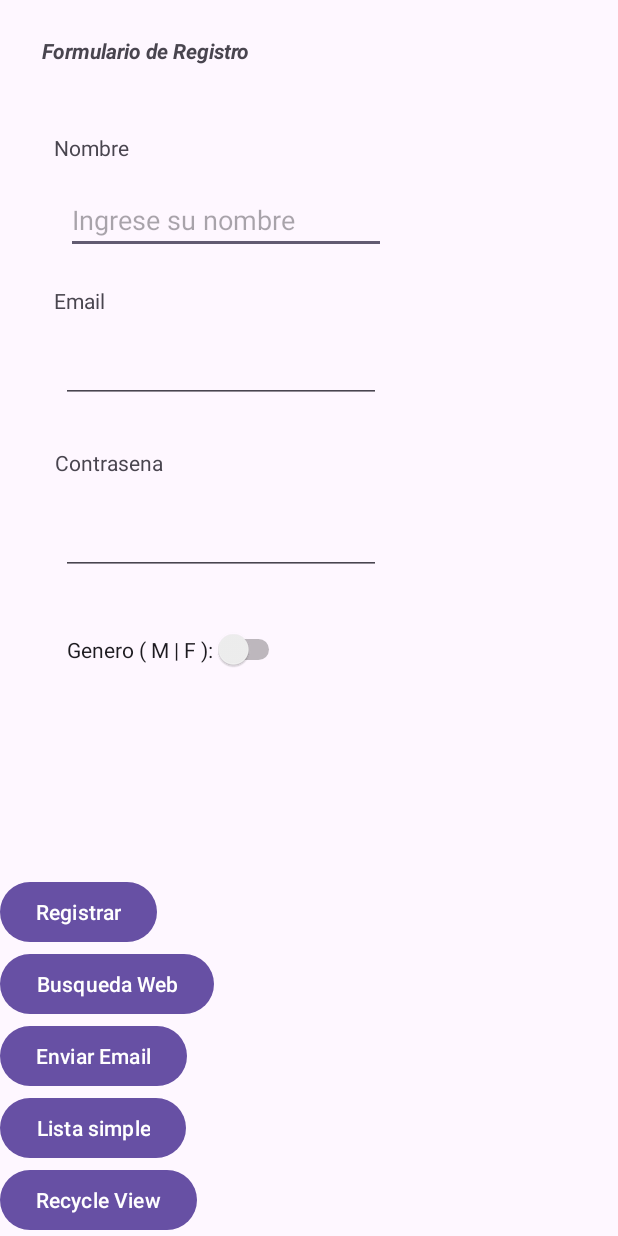
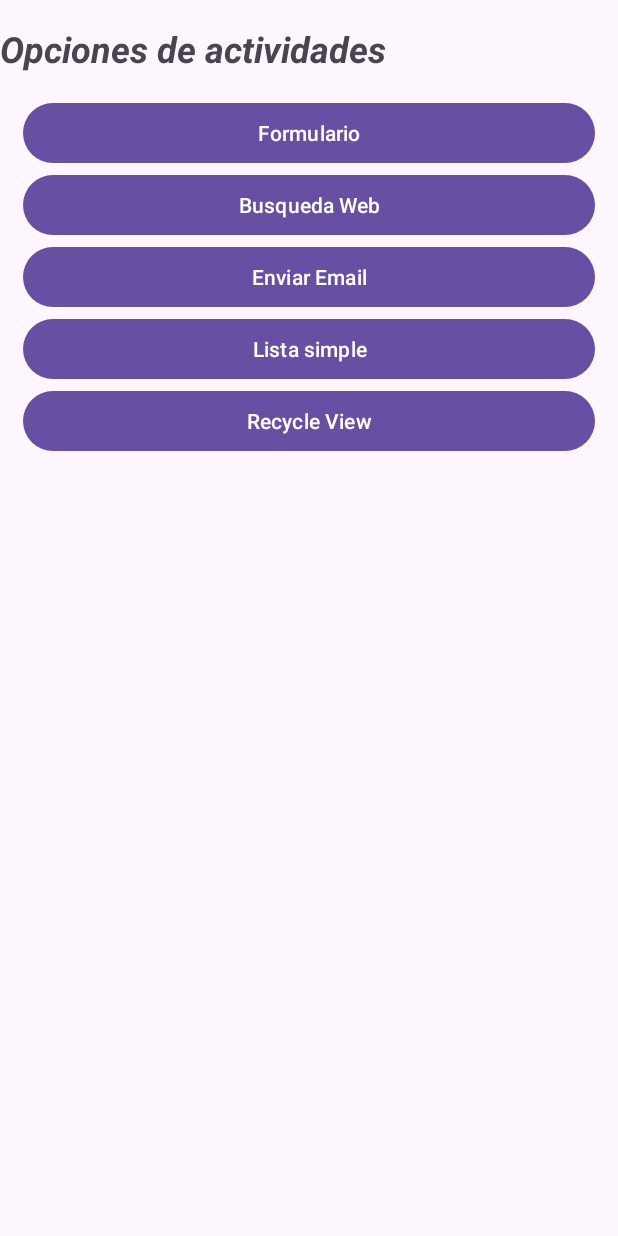
Before and after one commit to alexandervcc/tutoring, an Android app: the screen it shows after launch (MainActivity), on a phone screen of 412 x 824 dp. Run offline under Robolectric (Android 15) with nearby library versions, the phone set to English and light mode, and no system bars.

Commit message:
Actividad formulario

```diff
--- a/app/src/main/AndroidManifest.xml
+++ b/app/src/main/AndroidManifest.xml
@@ -12,6 +12,9 @@
         android:supportsRtl="true"
         android:theme="@style/Theme.ActividadesYCicloDeVida"
         tools:targetApi="31">
+        <activity
+            android:name=".FormularioActivity"
+            android:exported="false" />
         <activity
             android:name=".RecycleViewActivity"
             android:exported="false" />
--- a/app/src/main/res/layout/activity_main.xml
+++ b/app/src/main/res/layout/activity_main.xml
@@ -1,151 +1,66 @@
 <?xml version="1.0" encoding="utf-8"?>
-<androidx.constraintlayout.widget.ConstraintLayout xmlns:android="http://schemas.android.com/apk/res/android"
+<LinearLayout xmlns:android="http://schemas.android.com/apk/res/android"
     xmlns:app="http://schemas.android.com/apk/res-auto"
     xmlns:tools="http://schemas.android.com/tools"
     android:layout_width="match_parent"
     android:layout_height="match_parent"
+    android:orientation="vertical"
     tools:context=".MainActivity">
 
 
     <TextView
-        android:id="@+id/textView"
-        android:layout_width="148dp"
-        android:layout_height="32dp"
-        android:layout_marginTop="24dp"
-        android:text="Formulario de Registro"
+        android:layout_width="match_parent"
+        android:layout_height="wrap_content"
+        android:textSize="24dp"
+        android:text="Opciones de actividades"
         android:textStyle="bold|italic"
+        android:layout_marginVertical="16dp"
         app:layout_constraintDimensionRatio="h,1:1"
         app:layout_constraintEnd_toEndOf="parent"
         app:layout_constraintHorizontal_bias="0.106"
         app:layout_constraintStart_toStartOf="parent"
         app:layout_constraintTop_toTopOf="parent" />
 
-    <TextView
-        android:id="@+id/textView2"
-        android:layout_width="wrap_content"
-        android:layout_height="wrap_content"
-        android:text="Nombre"
-        app:layout_constraintBottom_toBottomOf="parent"
-        app:layout_constraintEnd_toEndOf="parent"
-        app:layout_constraintHorizontal_bias="0.099"
-        app:layout_constraintStart_toStartOf="parent"
-        app:layout_constraintTop_toBottomOf="@+id/textView"
-        app:layout_constraintVertical_bias="0.044" />
-
-    <EditText
-        android:id="@+id/etNombre"
-        android:layout_width="wrap_content"
-        android:layout_height="wrap_content"
-        android:layout_marginStart="44dp"
-        android:layout_marginTop="16dp"
-        android:layout_marginEnd="158dp"
-        android:ems="10"
-        android:hint="Ingrese su nombre"
-        android:inputType="text"
-        app:layout_constraintEnd_toEndOf="parent"
-        app:layout_constraintHorizontal_bias="0.0"
-        app:layout_constraintStart_toStartOf="parent"
-        app:layout_constraintTop_toBottomOf="@+id/textView2" />
-
-    <TextView
-        android:id="@+id/textView3"
-        android:layout_width="wrap_content"
-        android:layout_height="wrap_content"
-        android:layout_marginStart="36dp"
-        android:layout_marginTop="21dp"
-        android:text="Email"
-        app:layout_constraintStart_toStartOf="parent"
-        app:layout_constraintTop_toBottomOf="@+id/etNombre" />
-
-    <EditText
-        android:id="@+id/etEmail"
-        android:layout_width="wrap_content"
-        android:layout_height="wrap_content"
-        android:layout_marginStart="42dp"
-        android:layout_marginTop="13dp"
-        android:layout_marginEnd="160dp"
-        android:ems="10"
-        android:inputType="textEmailAddress"
-        app:layout_constraintEnd_toEndOf="parent"
-        app:layout_constraintStart_toStartOf="parent"
-        app:layout_constraintTop_toBottomOf="@+id/textView3" />
-
-    <TextView
-        android:id="@+id/textView4"
-        android:layout_width="wrap_content"
-        android:layout_height="wrap_content"
-        android:layout_marginStart="36dp"
-        android:layout_marginTop="30dp"
-        android:layout_marginEnd="303dp"
-        android:text="Contrasena"
-        app:layout_constraintEnd_toEndOf="parent"
-        app:layout_constraintStart_toStartOf="parent"
-        app:layout_constraintTop_toBottomOf="@+id/etEmail" />
-
-    <EditText
-        android:id="@+id/etPassword"
-        android:layout_width="wrap_content"
-        android:layout_height="wrap_content"
-        android:layout_marginStart="42dp"
-        android:layout_marginTop="20dp"
-        android:layout_marginEnd="159dp"
-        android:ems="10"
-        android:inputType="textPassword"
-        app:layout_constraintEnd_toEndOf="parent"
-        app:layout_constraintStart_toStartOf="parent"
-        app:layout_constraintTop_toBottomOf="@+id/textView4" />
-
-    <Switch
-        android:id="@+id/swGenero"
-        android:layout_width="wrap_content"
-        android:layout_height="wrap_content"
-        android:layout_marginStart="44dp"
-        android:layout_marginTop="36dp"
-        android:layout_marginEnd="222dp"
-        android:text="Genero ( M | F ):"
-        app:layout_constraintEnd_toEndOf="parent"
-        app:layout_constraintStart_toStartOf="parent"
-        app:layout_constraintTop_toBottomOf="@+id/etPassword" />
-
 
     <LinearLayout
         android:layout_width="match_parent"
         android:layout_height="wrap_content"
+        android:paddingHorizontal="15dp"
         app:layout_constraintBottom_toBottomOf="parent"
         app:layout_constraintEnd_toEndOf="parent"
         android:orientation="vertical"
         app:layout_constraintStart_toStartOf="parent">
 
         <Button
-            android:id="@+id/btnRegistrar"
-            android:layout_width="wrap_content"
+            android:id="@+id/btnFormularioActivity"
+            android:layout_width="match_parent"
             android:layout_height="wrap_content"
-            android:text="Registrar" />
+            android:text="Formulario" />
 
         <Button
             android:id="@+id/btnWebSearch"
-            android:layout_width="wrap_content"
+            android:layout_width="match_parent"
             android:layout_height="wrap_content"
             android:text="Busqueda Web" />
 
         <Button
             android:id="@+id/btnEnviarEmail"
-            android:layout_width="wrap_content"
+            android:layout_width="match_parent"
             android:layout_height="wrap_content"
             android:text="Enviar Email"/>
 
         <Button
             android:id="@+id/btnListaSimple"
-            android:layout_width="wrap_content"
+            android:layout_width="match_parent"
             android:layout_height="wrap_content"
             android:text="Lista simple" />
         <Button
             android:id="@+id/btnRecycleView"
-            android:layout_width="wrap_content"
+            android:layout_width="match_parent"
             android:layout_height="wrap_content"
             android:text="Recycle View" />
 
     </LinearLayout>
 
 
-</androidx.constraintlayout.widget.ConstraintLayout>
+</LinearLayout>
```
Also changed, not shown: app/src/main/java/owl/knows/actividadesyciclodevida/FormularioActivity.kt (added, +83 -0 lines), app/src/main/java/owl/knows/actividadesyciclodevida/MainActivity.kt (+3 -60 lines), app/src/main/res/layout/activity_formulario.xml (added, +120 -0 lines).
